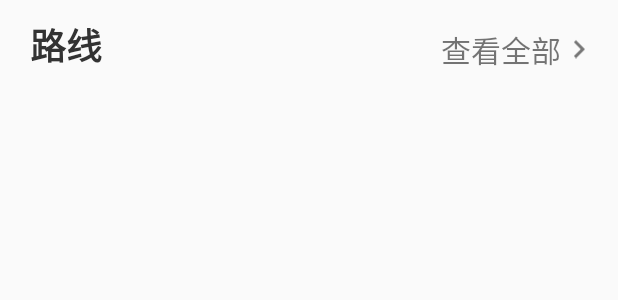
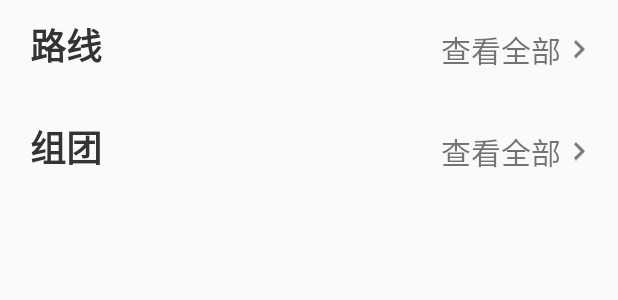
Before and after one commit to 50mengzhu/login, an Android app: the layout fragment_index.xml on its own in the app's theme, with its tools: preview values and no code run, on a phone screen of 412 x 824 dp. Shown: the top 300 px of the screen. Run offline under Robolectric (Android 15) with nearby library versions, the phone set to English and light mode, and no system bars.

Commit message:
重构布局，实现滑动折叠

```diff
--- a/app/src/main/AndroidManifest.xml
+++ b/app/src/main/AndroidManifest.xml
@@ -10,13 +10,15 @@
         android:supportsRtl="true"
         android:theme="@style/AppTheme">
         <activity android:name=".MainActivity">
+
+        </activity>
+        <activity android:name=".Index"
+            android:theme="@style/IndexActivityTheme">
             <intent-filter>
                 <action android:name="android.intent.action.MAIN" />
                 <category android:name="android.intent.category.LAUNCHER" />
             </intent-filter>
         </activity>
-        <activity android:name=".Index"
-            android:theme="@style/IndexActivityTheme"></activity>
     </application>
 
 </manifest>
--- a/app/src/main/java/com/gyh/login/util/BannerViewPager.java
+++ b/app/src/main/java/com/gyh/login/util/BannerViewPager.java
@@ -60,7 +60,6 @@ public class BannerViewPager extends FrameLayout implements ViewPager.OnPageChan
         this.mContext = context;
         initViews();
     }
-
     private void initViews() {
         //initialize the viewpager
         mViewPager = new ViewPager(mContext);
--- a/app/src/main/res/layout/fragment_index.xml
+++ b/app/src/main/res/layout/fragment_index.xml
@@ -54,4 +54,56 @@
         android:layout_marginStart="20dp"
         android:layout_marginLeft="20dp"/>
 
+    <LinearLayout
+        android:layout_width="match_parent"
+        android:layout_height="wrap_content"
+        android:layout_marginTop="12dp"
+        android:layout_marginBottom="20dp"
+        android:layout_marginStart="20dp"
+        android:layout_marginLeft="20dp">
+
+        <TextView
+            android:layout_width="0dp"
+            android:layout_height="match_parent"
+            android:layout_weight="1"
+            android:gravity="bottom"
+            android:text="@string/team_title"
+            android:textSize="24sp"
+            android:textStyle="bold"
+            android:textColor="#333"/>
+
+        <LinearLayout
+            android:layout_width="wrap_content"
+            android:layout_height="match_parent"
+            android:layout_marginEnd="20dp"
+            android:layout_marginRight="20dp">
+
+            <TextView
+                android:layout_width="wrap_content"
+                android:layout_height="match_parent"
+                android:layout_gravity="end|bottom"
+                android:gravity="bottom"
+                android:text="@string/to_all"
+                android:textSize="20sp"/>
+
+            <ImageView
+                android:layout_width="wrap_content"
+                android:layout_height="match_parent"
+                android:layout_gravity="bottom"
+                android:src="@drawable/ic_more"/>
+
+        </LinearLayout>
+
+
+    </LinearLayout>
+
+    <android.support.v7.widget.RecyclerView
+        android:id="@+id/team_items"
+        android:layout_width="match_parent"
+        android:layout_height="wrap_content"
+        android:layout_marginStart="20dp"
+        android:layout_marginLeft="20dp"/>
+
+
+
 </LinearLayout>
--- a/app/src/main/res/values/strings.xml
+++ b/app/src/main/res/values/strings.xml
@@ -6,5 +6,6 @@
     <string name="nav_help">帮助和反馈</string>
     <string name="nav_about">关于 Route</string>
     <string name="route_title">路线</string>
+    <string name="team_title">组团</string>
     <string name="to_all">查看全部</string>
 </resources>
```
Also changed, not shown: app/src/main/java/com/gyh/login/Index.java (+4 -3 lines), app/src/main/java/com/gyh/login/PageFragment.java (+9 -2 lines), app/src/main/res/layout/activity_index.xml (+30 -27 lines).
